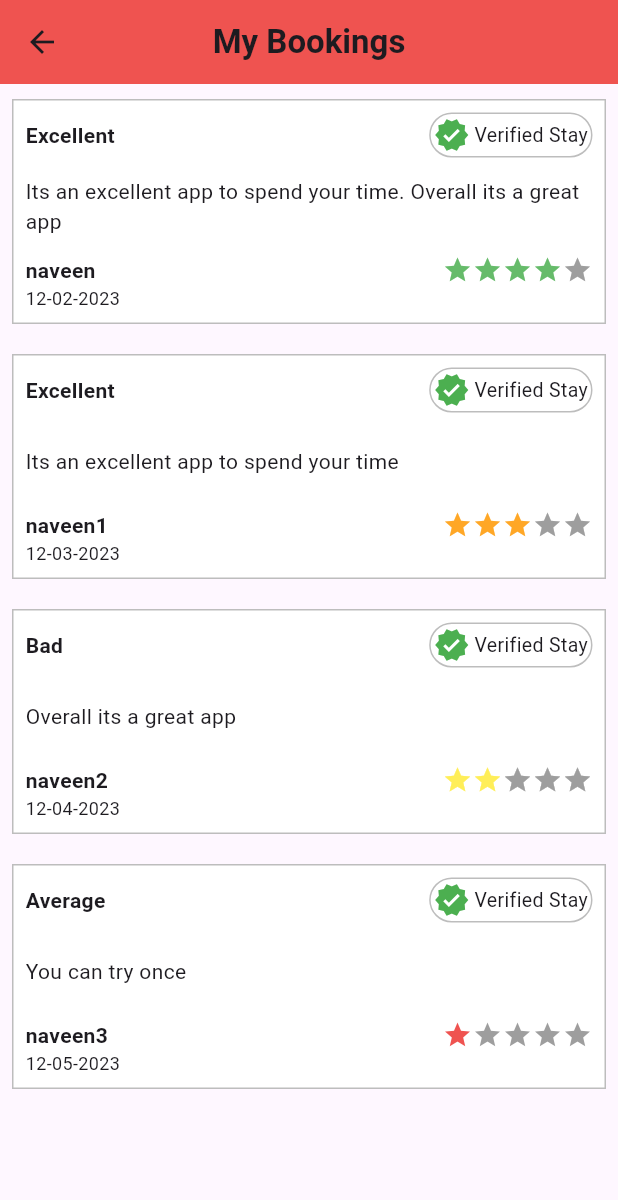
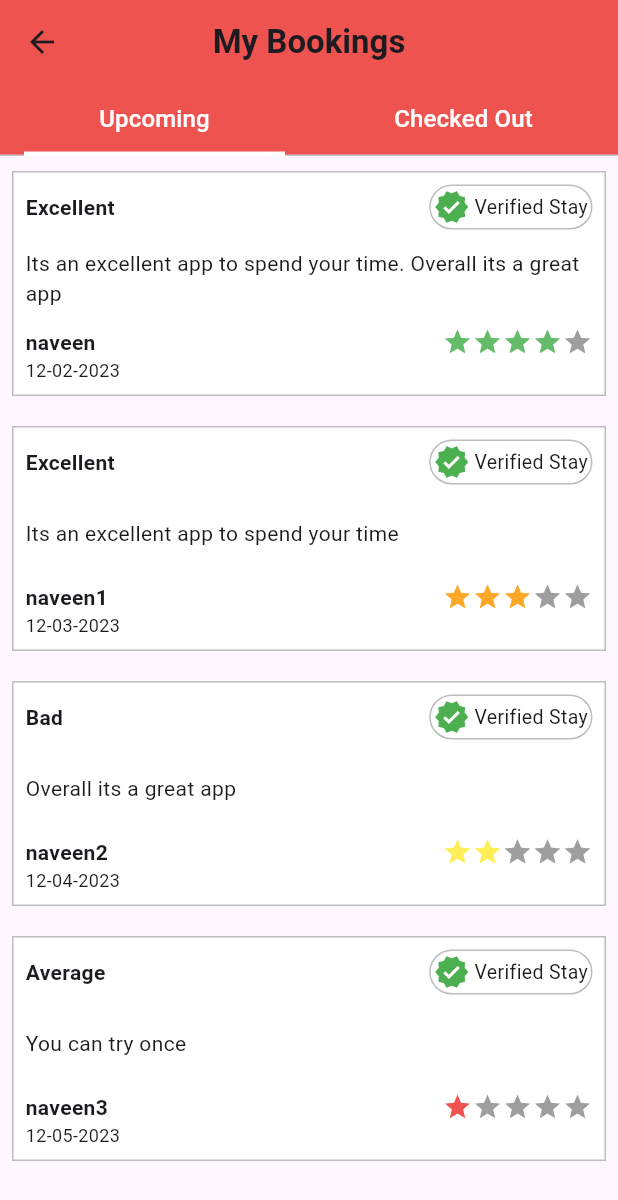
Before and after one commit to naveenprasanth2/practise1, a Flutter app: the MyBookingsScreen screen opened directly, on a phone screen of 412 x 824 dp. Shown: the top 1200 px of the screen. Run offline on Flutter 3.47's test engine with Material 2 defaults, Android fonts, the phone set to English and light mode, and no system bars; drawn by our look-alikes of flutter_rating_bar.

Commit message:
dateNullIssueAndMyBookings

```diff
--- a/lib/list_view_test/screens/my_bookings/my_bookings_screen.dart
+++ b/lib/list_view_test/screens/my_bookings/my_bookings_screen.dart
@@ -2,6 +2,7 @@ import 'dart:convert';
 
 import 'package:flutter/material.dart';
 import 'package:flutter/services.dart';
+import 'package:practise1/list_view_test/widgets/my_bookings/my_bookings_widget.dart';
 import '../../widgets/ratings/ratings_tile.dart';
 
 class MyBookingsScreen extends StatefulWidget {
@@ -11,17 +12,21 @@ class MyBookingsScreen extends StatefulWidget {
   State<MyBookingsScreen> createState() => _MyBookingsScreenState();
 }
 
-class _MyBookingsScreenState extends State<MyBookingsScreen> {
+class _MyBookingsScreenState extends State<MyBookingsScreen>
+    with SingleTickerProviderStateMixin {
+  late TabController _tabController;
   List<Map<String, dynamic>> ratingsDetails = [];
 
   @override
   void initState() {
     super.initState();
+    _tabController = TabController(length: 2, vsync: this);
     getDetailedRatingsFromJson();
   }
 
   Future<void> getDetailedRatingsFromJson() async {
-    final value = await rootBundle.loadString("assets/star_ratings_detail.json");
+    final value =
+        await rootBundle.loadString("assets/star_ratings_detail.json");
     setState(() {
       final dynamic ratingsDetailsData = json.decode(value);
 
@@ -32,11 +37,18 @@ class _MyBookingsScreenState extends State<MyBookingsScreen> {
   }
 
   @override
+  void dispose() {
+    _tabController.dispose();
+    super.dispose();
+  }
+
+  @override
   Widget build(BuildContext context) {
     return Scaffold(
-      body: CustomScrollView(
-        slivers: [
-          SliverAppBar(
+      body: DefaultTabController(
+        length: 2,
+        child: Scaffold(
+          appBar: AppBar(
             backgroundColor: Colors.red.shade400,
             title: const Text(
               "My Bookings",
@@ -45,8 +57,53 @@ class _MyBookingsScreenState extends State<MyBookingsScreen> {
               ),
             ),
             centerTitle: true,
+            bottom: TabBar(
+              controller: _tabController,
+              indicator: const BoxDecoration(
+                border: Border(
+                  bottom: BorderSide(
+                    color: Colors.white,
+                    width: 3.0,
                   ),
-
+                ),
+              ),
+              tabs: [
+                Tab(
+                  child: Align(
+                    alignment: Alignment.center,
+                    child: Text(
+                      'Upcoming',
+                      style: TextStyle(
+                        fontSize: 16.0,
+                        color: _tabController.index == 0
+                            ? Colors.white
+                            : Colors.transparent,
+                      ),
+                    ),
+                  ),
+                ),
+                Tab(
+                  child: Align(
+                    alignment: Alignment.center,
+                    child: Text(
+                      'Checked Out',
+                      style: TextStyle(
+                        fontSize: 16.0,
+                        color: _tabController.index == 0
+                            ? Colors.white
+                            : Colors.transparent,
+                      ),
+                    ),
+                  ),
+                ),
+              ],
+            ),
+          ),
+          body: TabBarView(
+            controller: _tabController,
+            children: [
+              CustomScrollView(
+                slivers: [
                   SliverList(
                     delegate: SliverChildBuilderDelegate(
                       (BuildContext context, int index) {
@@ -58,7 +115,8 @@ class _MyBookingsScreenState extends State<MyBookingsScreen> {
                             decoration: BoxDecoration(
                                 color: Colors.white,
                                 border: Border.all(color: Colors.black26)),
-                    child: RatingsTile(ratingDetail: ratingsDetails[index]),
+                            child: RatingsTile(
+                                ratingDetail: ratingsDetails[index]),
                           ),
                         );
                       },
@@ -67,6 +125,25 @@ class _MyBookingsScreenState extends State<MyBookingsScreen> {
                   ),
                 ],
               ),
+              CustomScrollView(
+                slivers: [
+                  SliverList(
+                    delegate: SliverChildBuilderDelegate(
+                      (BuildContext context, int index) {
+                        return const Padding(
+                          padding: EdgeInsets.symmetric(vertical: 10),
+                          child: MyBookingsWidget(),
+                        );
+                      },
+                      childCount: ratingsDetails.length,
+                    ),
+                  ),
+                ],
+              ),
+            ],
+          ),
+        ),
+      ),
     );
   }
 }
```
Also changed, not shown: assets/my_bookings_data.json (added, +98 -0 lines), lib/list_view_test/providers/date_provider.dart (+6 -2 lines), lib/list_view_test/widgets/my_bookings/my_bookings_widget.dart (added, +50 -0 lines). Lines whose indentation alone changed are shown as unchanged.
